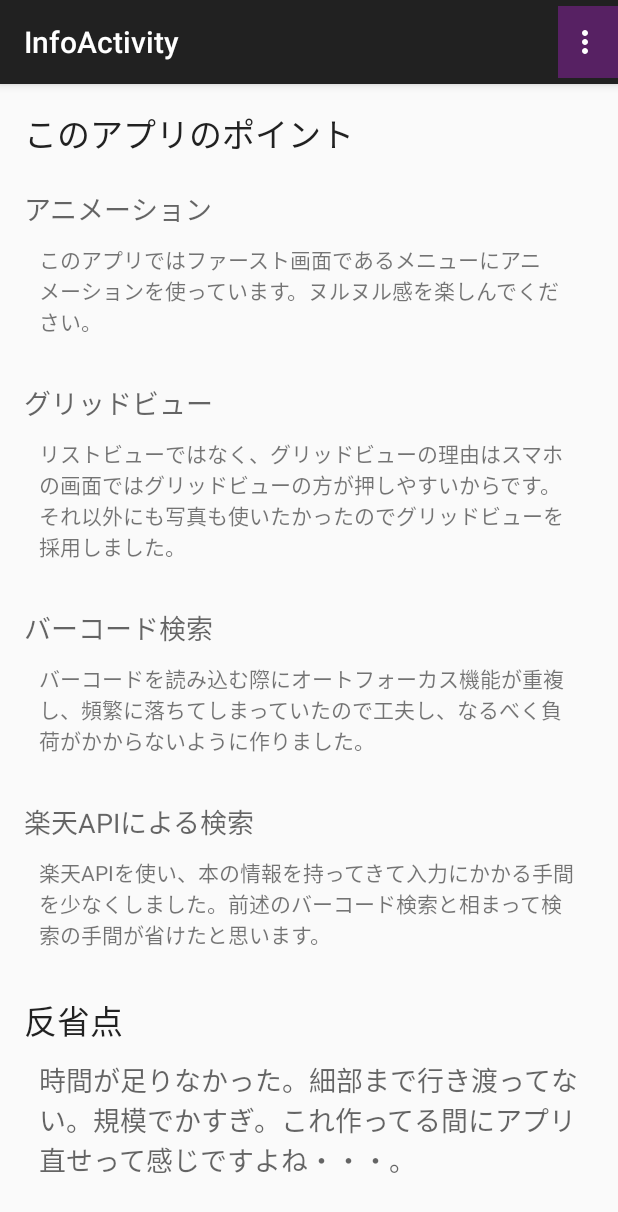
After one commit to Kazunari-h/MyLibrary, an Android app: the InfoActivity screen opened directly, with no data from a screen before it, on a phone screen of 412 x 824 dp. The commit adds this screen. Shown: the top 1212 px of the screen. Run offline under Robolectric (Android 15) with nearby library versions, the phone set to English and light mode, and no system bars.

Commit message:
info作成

```diff
--- a/app/src/main/AndroidManifest.xml
+++ b/app/src/main/AndroidManifest.xml
@@ -58,6 +58,10 @@
             android:name=".BookDeleteListActivity"
             android:label="@string/title_activity_book_delete_list" >
         </activity>
+        <activity
+            android:name=".InfoActivity"
+            android:label="@string/title_activity_info" >
+        </activity>
     </application>
 
 </manifest>
--- a/app/src/main/java/jp/ac/hal/ths35033/mylibrary/BookResultListActivity.java
+++ b/app/src/main/java/jp/ac/hal/ths35033/mylibrary/BookResultListActivity.java
@@ -16,6 +16,8 @@ import org.json.JSONArray;
 import org.json.JSONException;
 import org.json.JSONObject;
 
+import java.io.UnsupportedEncodingException;
+import java.net.URLEncoder;
 import java.util.ArrayList;
 import java.util.HashMap;
 import java.util.Map;
@@ -55,11 +57,15 @@ public class BookResultListActivity extends ActionBarActivity {
                 "?";
 
 
-//        if (getIntent().getStringExtra("keyword") != null){
-//            rakutenApiUri = rakutenApiUri + "&title="+getIntent().getStringExtra("keyword");
-//        }
+        if (!getIntent().getStringExtra("keyword").isEmpty()){
+            try {
+                rakutenApiUri = rakutenApiUri + "&title="+ URLEncoder.encode(getIntent().getStringExtra("keyword").toString(),"UTF-8");
+            } catch (UnsupportedEncodingException e) {
+                e.printStackTrace();
+            }
+        }
 
-        if (getIntent().getStringExtra("ISBN") != null){
+        if (!getIntent().getStringExtra("ISBN").isEmpty()){
             rakutenApiUri = rakutenApiUri + "&isbn="+getIntent().getStringExtra("ISBN");
         }
 
@@ -76,7 +82,6 @@ public class BookResultListActivity extends ActionBarActivity {
                     return;
                 }
                 try {
-                    // 各 ATND イベントのタイトルを配列へ格納
                     ArrayList<Book> bookList = new ArrayList<>();
                     JSONArray eventArray = result.getJSONArray("Items");
                     for (int i = 0; i < eventArray.length(); i++) {
--- /dev/null
+++ b/app/src/main/java/jp/ac/hal/ths35033/mylibrary/InfoActivity.java
@@ -0,0 +1,38 @@
+package jp.ac.hal.ths35033.mylibrary;
+
+import android.support.v7.app.ActionBarActivity;
+import android.os.Bundle;
+import android.view.Menu;
+import android.view.MenuItem;
+
+
+public class InfoActivity extends ActionBarActivity {
+
+    @Override
+    protected void onCreate(Bundle savedInstanceState) {
+        super.onCreate(savedInstanceState);
+        setContentView(R.layout.activity_info);
+    }
+
+    @Override
+    public boolean onCreateOptionsMenu(Menu menu) {
+        // Inflate the menu; this adds items to the action bar if it is present.
+        getMenuInflater().inflate(R.menu.menu_info, menu);
+        return true;
+    }
+
+    @Override
+    public boolean onOptionsItemSelected(MenuItem item) {
+        // Handle action bar item clicks here. The action bar will
+        // automatically handle clicks on the Home/Up button, so long
+        // as you specify a parent activity in AndroidManifest.xml.
+        int id = item.getItemId();
+
+        //noinspection SimplifiableIfStatement
+        if (id == R.id.action_settings) {
+            return true;
+        }
+
+        return super.onOptionsItemSelected(item);
+    }
+}
--- /dev/null
+++ b/app/src/main/res/layout/activity_info.xml
@@ -0,0 +1,116 @@
+<LinearLayout xmlns:android="http://schemas.android.com/apk/res/android"
+    xmlns:tools="http://schemas.android.com/tools"
+    android:layout_width="match_parent"
+    android:layout_height="match_parent"
+    android:orientation="vertical"
+    tools:context="jp.ac.hal.ths35033.mylibrary.InfoActivity">
+
+    <ScrollView
+        android:paddingLeft="@dimen/activity_horizontal_margin"
+        android:paddingRight="@dimen/activity_horizontal_margin"
+        android:paddingTop="@dimen/activity_vertical_margin"
+        android:paddingBottom="@dimen/activity_vertical_margin"
+        android:layout_width="match_parent"
+        android:layout_height="match_parent">
+
+    <LinearLayout
+        android:layout_width="match_parent"
+        android:layout_height="match_parent"
+        android:orientation="vertical">
+
+        <TextView
+            android:layout_width="match_parent"
+            android:layout_height="wrap_content"
+            android:textAppearance="?android:attr/textAppearanceLarge"
+            android:text="@string/info_title"
+            android:id="@+id/textView3" />
+
+        <TextView
+            android:layout_width="match_parent"
+            android:layout_height="wrap_content"
+            android:textAppearance="?android:attr/textAppearanceMedium"
+            android:text="@string/info_subtitle1"
+            android:id="@+id/textView9"
+            android:layout_marginTop="20dp" />
+
+        <TextView
+            android:layout_width="wrap_content"
+            android:layout_height="wrap_content"
+            android:textAppearance="?android:attr/textAppearanceSmall"
+            android:text="@string/info_text1"
+            android:id="@+id/textView10"
+            android:layout_margin="10dp" />
+
+        <TextView
+            android:layout_width="match_parent"
+            android:layout_height="wrap_content"
+            android:textAppearance="?android:attr/textAppearanceMedium"
+            android:text="@string/info_subtitle2"
+            android:id="@+id/textView11"
+            android:layout_marginTop="20dp" />
+
+        <TextView
+            android:layout_width="wrap_content"
+            android:layout_height="wrap_content"
+            android:textAppearance="?android:attr/textAppearanceSmall"
+            android:text="@string/info_text2"
+            android:id="@+id/textView12"
+            android:layout_margin="10dp" />
+
+        <TextView
+            android:layout_width="match_parent"
+            android:layout_height="wrap_content"
+            android:textAppearance="?android:attr/textAppearanceMedium"
+            android:text="@string/info_subtitle3"
+            android:id="@+id/textView13"
+            android:layout_marginTop="20dp" />
+
+        <TextView
+            android:layout_width="wrap_content"
+            android:layout_height="wrap_content"
+            android:textAppearance="?android:attr/textAppearanceSmall"
+            android:text="@string/info_text3"
+            android:id="@+id/textView14"
+            android:layout_margin="10dp" />
+
+        <TextView
+            android:layout_width="match_parent"
+            android:layout_height="wrap_content"
+            android:textAppearance="?android:attr/textAppearanceMedium"
+            android:text="@string/info_subtitle4"
+            android:id="@+id/textView15"
+            android:layout_marginTop="20dp" />
+
+        <TextView
+            android:layout_width="wrap_content"
+            android:layout_height="wrap_content"
+            android:textAppearance="?android:attr/textAppearanceSmall"
+            android:text="@string/info_text4"
+            android:id="@+id/textView16"
+            android:layout_margin="10dp" />
+
+
+        <TextView
+            android:layout_width="match_parent"
+            android:layout_height="wrap_content"
+            android:textAppearance="?android:attr/textAppearanceLarge"
+            android:text="@string/info_title2"
+            android:id="@+id/textView17"
+            android:layout_marginTop="20dp" />
+
+        <TextView
+            android:layout_width="wrap_content"
+            android:layout_height="wrap_content"
+            android:textAppearance="?android:attr/textAppearanceMedium"
+            android:text="@string/info_subtitle5"
+            android:id="@+id/textView18"
+            android:layout_margin="10dp" />
+
+
+
+    </LinearLayout>
+
+    </ScrollView>
+
+
+</LinearLayout>
--- /dev/null
+++ b/app/src/main/res/menu/menu_info.xml
@@ -0,0 +1,7 @@
+<menu xmlns:android="http://schemas.android.com/apk/res/android"
+    xmlns:app="http://schemas.android.com/apk/res-auto"
+    xmlns:tools="http://schemas.android.com/tools"
+    tools:context="jp.ac.hal.ths35033.mylibrary.InfoActivity">
+    <item android:id="@+id/action_settings" android:title="@string/action_settings"
+        android:orderInCategory="100" app:showAsAction="never" />
+</menu>
--- a/app/src/main/res/values/strings.xml
+++ b/app/src/main/res/values/strings.xml
@@ -50,4 +50,16 @@
     <string name="salesDate">発売日</string>
     <string name="itemPrice">価格</string>
     <string name="imageUpload">画像をアップロード</string>
+    <string name="title_activity_info">InfoActivity</string>
+    <string name="info_title">このアプリのポイント</string>
+    <string name="info_subtitle1">アニメーション</string>
+    <string name="info_text1">このアプリではファースト画面であるメニューにアニメーションを使っています。ヌルヌル感を楽しんでください。</string>
+    <string name="info_subtitle2">グリッドビュー</string>
+    <string name="info_text2">リストビューではなく、グリッドビューの理由はスマホの画面ではグリッドビューの方が押しやすいからです。それ以外にも写真も使いたかったのでグリッドビューを採用しました。</string>
+    <string name="info_subtitle3">バーコード検索</string>
+    <string name="info_text3">バーコードを読み込む際にオートフォーカス機能が重複し、頻繁に落ちてしまっていたので工夫し、なるべく負荷がかからないように作りました。</string>
+    <string name="info_subtitle4">楽天APIによる検索</string>
+    <string name="info_text4">楽天APIを使い、本の情報を持ってきて入力にかかる手間を少なくしました。前述のバーコード検索と相まって検索の手間が省けたと思います。</string>
+    <string name="info_title2">反省点</string>
+    <string name="info_subtitle5">時間が足りなかった。細部まで行き渡ってない。規模でかすぎ。これ作ってる間にアプリ直せって感じですよね・・・。</string>
 </resources>
```
